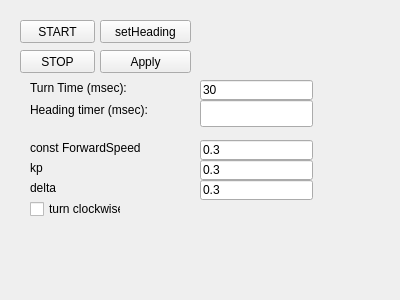
Above: Hanse/Behaviour_XsensFollowing/xsensfollowingform.ui from iti-luebeck/HANSE2011 before the change. Below: the same form after it.
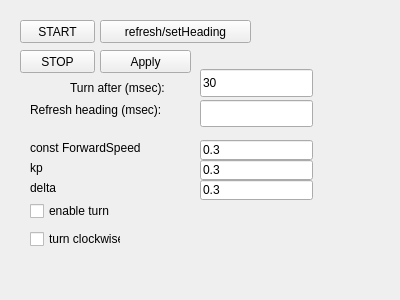
That is the form after the change.

Commit message: TasksWall/Xsensnavigation completely redesigned, Part 1 & XsensFollowing fixed & Turn180 changed

The edit to the form file:
```diff
--- a/Hanse/Behaviour_XsensFollowing/xsensfollowingform.ui
+++ b/Hanse/Behaviour_XsensFollowing/xsensfollowingform.ui
@@ -56,7 +56,7 @@
    <property name="geometry">
     <rect>
      <x>30</x>
-     <y>200</y>
+     <y>230</y>
      <width>91</width>
      <height>18</height>
     </rect>
@@ -83,12 +83,12 @@
     <rect>
      <x>100</x>
      <y>20</y>
-     <width>91</width>
+     <width>151</width>
      <height>23</height>
     </rect>
    </property>
    <property name="text">
-    <string>setHeading</string>
+    <string>refresh/setHeading</string>
    </property>
   </widget>
   <widget class="QPushButton" name="stopButton">
@@ -147,9 +147,9 @@
    <property name="geometry">
     <rect>
      <x>200</x>
-     <y>80</y>
+     <y>69</y>
      <width>113</width>
-     <height>20</height>
+     <height>28</height>
     </rect>
    </property>
    <property name="text">
@@ -159,14 +159,14 @@
   <widget class="QLabel" name="driveTimeLabel">
    <property name="geometry">
     <rect>
-     <x>30</x>
+     <x>70</x>
      <y>80</y>
      <width>141</width>
      <height>16</height>
     </rect>
    </property>
    <property name="text">
-    <string>Turn Time (msec):</string>
+    <string>Turn after (msec):</string>
    </property>
   </widget>
   <widget class="QLabel" name="ffSpeedLabel">
@@ -200,12 +200,25 @@
     <rect>
      <x>30</x>
      <y>100</y>
-     <width>161</width>
+     <width>171</width>
      <height>20</height>
     </rect>
    </property>
    <property name="text">
-    <string>Heading timer (msec):</string>
+    <string>Refresh heading (msec):</string>
+   </property>
+  </widget>
+  <widget class="QCheckBox" name="enableTurn">
+   <property name="geometry">
+    <rect>
+     <x>30</x>
+     <y>200</y>
+     <width>121</width>
+     <height>22</height>
+    </rect>
+   </property>
+   <property name="text">
+    <string>enable turn</string>
    </property>
   </widget>
  </widget>
```
The commit also changes 16 other files.
